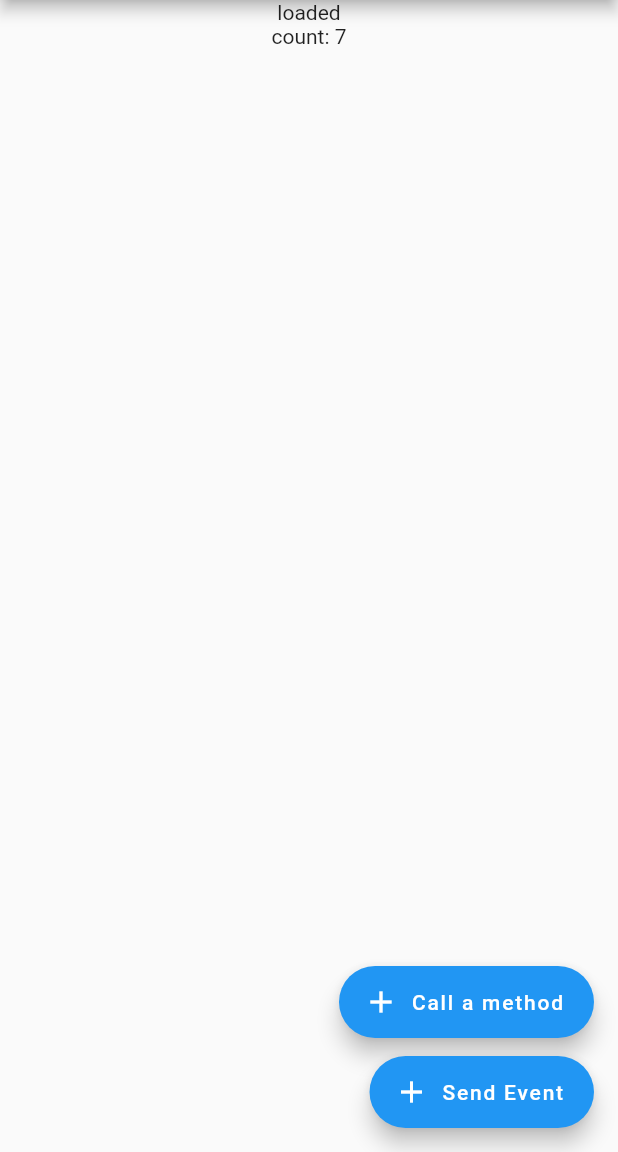
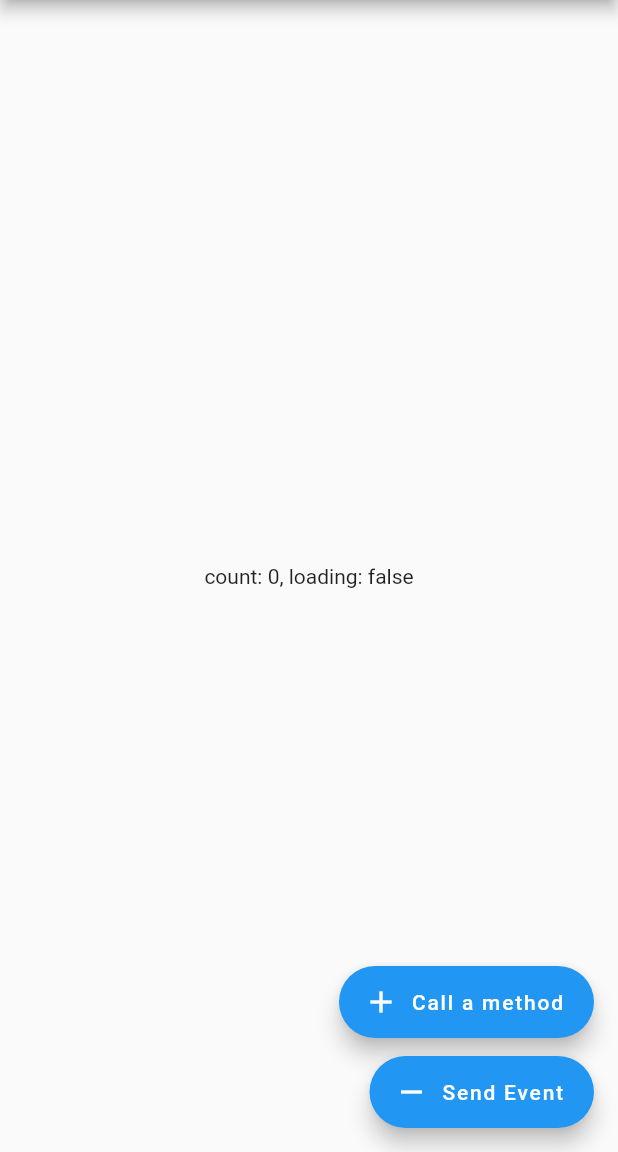
Before and after one commit to dustin-graham/flutter_bloc_test_skip_issue, a Flutter app: the screen it shows after launch, after a tap on "Call a method", after a tap on "Send Event", on a phone screen of 412 x 824 dp, the part 84-1236 px from its top. Run offline on Flutter 3.47's test engine with Material 2 defaults, Android fonts, the phone set to English and light mode, and no system bars; our stand-ins replace bloc, equatable, flutter_bloc.

Commit message:
modify to show an example of doing work outside the stream
this makes the inner workings of the bloc simpler and easier to follow

```diff
--- /dev/null
+++ b/lib/counter/bloc.dart
@@ -0,0 +1,3 @@
+export 'counter_bloc.dart';
+export 'counter_event.dart';
+export 'counter_state.dart';
--- /dev/null
+++ b/lib/counter/counter_bloc.dart
@@ -0,0 +1,58 @@
+import 'package:flutter_bloc/flutter_bloc.dart';
+import 'package:flutter_bloc_test_skip_issue/counter/bloc.dart';
+
+class CounterBloc extends Bloc<CounterEvent, CounterState> {
+  @override
+  CounterState get initialState => CounterState(0);
+
+
+  CounterBloc() {
+    // we could perhaps subscribe to a stream here still if we want, chain multiple blocs together, still works the same way.
+  }
+
+  @override
+  /// essentially, we haven't found it useful to route everything through this
+  /// function. This business logic component should be the place where business
+  /// logic happens and we stick to that. But we haven't found any tactical
+  /// advantages to performing work inside this stream transformation vs doing it
+  /// in methods like [increment()] and [decrement()] we still get the same
+  /// streaming properties of the bloc and we also have a much easier time
+  /// catching errors and responding to specific results.
+  Stream<CounterState> mapEventToState(CounterEvent event) async* {
+    /// as per our discussion, events should not be commands, I 100% agree. they just just notify the bloc that something happened, work is done elsewhere
+    /// so in this case what happened was that the count changed and so the state updates
+    if (event is CounterStateTransitionEvent) {
+      yield event.nextState;
+    }
+  }
+
+  /// Events should not be commands, but there still needs to be commands in the app such as reacting to specific user input.
+  /// this code could just as well be in the widget but this is business logic that
+  /// is more profitably kept here so that the widget can stay dumb. we just wire up
+  /// a button push or something else to this method. this is equivalent to `bloc.add(CounterEvent.increment)`, except
+  /// now we have some more clarity and control over how we react to this signal
+  Future<void> increment() async {
+    var currentCount = state.count;
+    // so if we want to keep the loading state in the state model, we could do that here
+    add(CounterStateTransitionEvent(CounterState(currentCount, true)));
+    // pretend this takes a longtime and might fail
+    await Future.delayed(Duration(seconds: 1));
+    if(currentCount == 3) {
+      // but if we add the loading state to the state model, we need to clean it up here, this ends up being easier to do in the widget in my experience actually
+      add(CounterStateTransitionEvent(CounterState(currentCount, false)));
+      throw 'not today!';
+    }
+    add(CounterStateTransitionEvent(CounterState(currentCount + 1)));
+    /// The event here ends up being just a dumb container for the state I want to emit.
+    /// So the only fundamental improvement I want to think about here is a 1st class
+    /// way to cause a transition that doesn't require me to send a shuttle event
+  }
+
+  Future<void> decrement() async {
+    var currentCount = state.count;
+    add(CounterStateTransitionEvent(CounterState(currentCount, true)));
+    // pretend this takes a longtime and might fail
+    await Future.delayed(Duration(seconds: 1));
+    add(CounterStateTransitionEvent(CounterState(currentCount - 1)));
+  }
+}
--- /dev/null
+++ b/lib/counter/counter_event.dart
@@ -0,0 +1,14 @@
+import 'package:meta/meta.dart';
+
+import 'counter_state.dart';
+
+@immutable
+abstract class CounterEvent {}
+
+/// lacking a first class way to explicitly cause a transition, this is just
+/// a special event that lets me transition state more directly
+class CounterStateTransitionEvent extends CounterEvent {
+  final CounterState nextState;
+
+  CounterStateTransitionEvent(this.nextState);
+}
--- /dev/null
+++ b/lib/counter/counter_state.dart
@@ -0,0 +1,9 @@
+import 'package:meta/meta.dart';
+
+@immutable
+class CounterState {
+  final int count;
+  final bool isLoading;
+
+  CounterState(this.count, [this.isLoading = false]);
+}
--- /dev/null
+++ b/lib/counter/sample_counter_bloc.dart
@@ -0,0 +1,28 @@
+import 'package:flutter_bloc/flutter_bloc.dart';
+
+enum CounterEvent { increment, decrement }
+
+class CounterBloc extends Bloc<CounterEvent, int> {
+  @override
+  int get initialState => 0;
+
+  @override
+  Stream<int> mapEventToState(CounterEvent event) async* {
+    switch (event) {
+      case CounterEvent.decrement:
+        /// same logic as in [counter_bloc.dart] decrement method
+      /// but in this pattern all of our interactions with the bloc have to go
+      /// through this switch statement which is an unnecessary lookup and gets
+      /// complicated once the app gets interesting
+      ///
+      /// The main difference is where this code happens. This is happening
+      /// essentially in the middle of our stream which is a bit more tricky
+      /// to handle vs doing this work before we emit new state
+        yield state - 1;
+        break;
+      case CounterEvent.increment:
+        yield state + 1;
+        break;
+    }
+  }
+}
--- a/lib/main.dart
+++ b/lib/main.dart
@@ -1,6 +1,6 @@
 import 'package:flutter/material.dart';
 import 'package:flutter_bloc/flutter_bloc.dart';
-import 'package:flutter_bloc_test_skip_issue/my_bloc/bloc.dart';
+import 'package:flutter_bloc_test_skip_issue/counter/bloc.dart';
 
 void main() {
   runApp(MyApp());
@@ -10,7 +10,7 @@ class MyApp extends StatelessWidget {
   @override
   Widget build(BuildContext context) {
     return BlocProvider(
-      create: (context) => MyBlocBloc()..load(),
+      create: (context) => CounterBloc(),
       child: MaterialApp(
         title: 'Flutter Demo',
         theme: ThemeData(
@@ -34,28 +34,20 @@ class MyHomePage extends StatefulWidget {
 class _MyHomePageState extends State<MyHomePage> {
   @override
   Widget build(BuildContext context) {
-    final myBloc = MyBlocBloc.get(context);
+    final counterBloc = BlocProvider.of<CounterBloc>(context);
     return Scaffold(
       appBar: AppBar(
         title: Text(widget.title),
       ),
       body: Center(
-        child: BlocBuilder<MyBlocBloc, MyBlocState>(
-            bloc: myBloc,
-            builder: (context, state) {
-              if (state == null) {
-                return Text('null');
-              } else if (state is LoadedMyBlocState) {
-                return Column(
-                  children: <Widget>[
-                    Text('loaded'),
-                    Text('count: ${state.count}'),
-                  ],
-                );
-              } else {
-                return Text('not loaded');
-              }
-            }),
+        child: BlocBuilder<CounterBloc, CounterState>(
+          bloc: counterBloc,
+          builder: (context, state) {
+            return Center(
+              child: Text('count: ${state.count}, loading: ${state.isLoading}'),
+            );
+          },
+        ),
       ),
       floatingActionButton: Column(
         mainAxisAlignment: MainAxisAlignment.end,
@@ -67,14 +59,15 @@ class _MyHomePageState extends State<MyHomePage> {
                 try {
                   /// easy to await
                   /// easy to find the processing code, just command click with IDE
-                  await myBloc.performAProcess(9);
+                  await counterBloc.increment();
+                  /// easy to respond to the user
+                  Scaffold.of(context)
+                      .showSnackBar(SnackBar(content: Text('did the thing')));
                 } catch (e) {
                   /// easy to get a handle on problems in the right context
                   print(e);
+                  Scaffold.of(context).showSnackBar(SnackBar(content: Text(e)));
                 }
-                /// easy to respond to the user
-                Scaffold.of(context)
-                    .showSnackBar(SnackBar(content: Text('did the thing')));
               },
               label: Text('Call a method'),
               icon: Icon(Icons.add),
@@ -85,19 +78,10 @@ class _MyHomePageState extends State<MyHomePage> {
           ),
           FloatingActionButton.extended(
             onPressed: () {
-              // problemA: it would be most convenient to get a Future that can be wrapped in a
-              // try/catch, easier to throw snackbars up and makes the state model
-              // easier to describe. A failure to do this one process shouldn't necessarily
-              // change the state as it's something that happens in one instant rather than actually a "state" of the running program
-              // it's awkward to put error messages in the state model especially when the errors need to be shown once they happen,
-              // not persistently. When you send everything in an event to the bloc you lose the direct handle on the execution.
-              // you can work around it by passing Completers around but this can become very hard to follow and debug
-              // additionally you can't just command click into the function that
-              // does this work, you've got to go find the Bloc class and search for the event in the mapping function then follow it through
-              myBloc.add(PerformAProcessEvent(7));
+              counterBloc.decrement();
             },
             label: Text('Send Event'),
-            icon: Icon(Icons.add),
+            icon: Icon(Icons.remove),
           ),
         ],
       ),
--- a/lib/my_bloc/my_bloc_bloc.dart
+++ b/lib/my_bloc/my_bloc_bloc.dart
@@ -44,10 +44,9 @@ class MyBlocBloc extends Bloc<MyBlocEvent, MyBlocState> {
   /// The nice thing about this is that the caller gets a Future which is really nice to work with when dealing with user interactions.
   /// It's much easier to communicate to the user what is happening like throwing up a snackbar
   Future<void> performAProcess(int importantArg) async {
+    // TODO: produce transition
     await Future.delayed(Duration(seconds: 1));
-    /// errors here are sent back to the caller, not forwarded onto the stream. This is beneficial in most actual cases we find. It's not necessary to mutate state in cases of an error
-    /// and if you did want to mutate state, you still could from this point
-    /// throw 'some problem'
+    // TODO: produce transition
     add(LoadedStateUpdated(LoadedMyBlocState(importantArg)));
     /// again, I'd rather not have to use an event at all here. If I had a handle on the underlying BehaviorSubject I would be able to just add the new loaded state directly from here
   }
```
